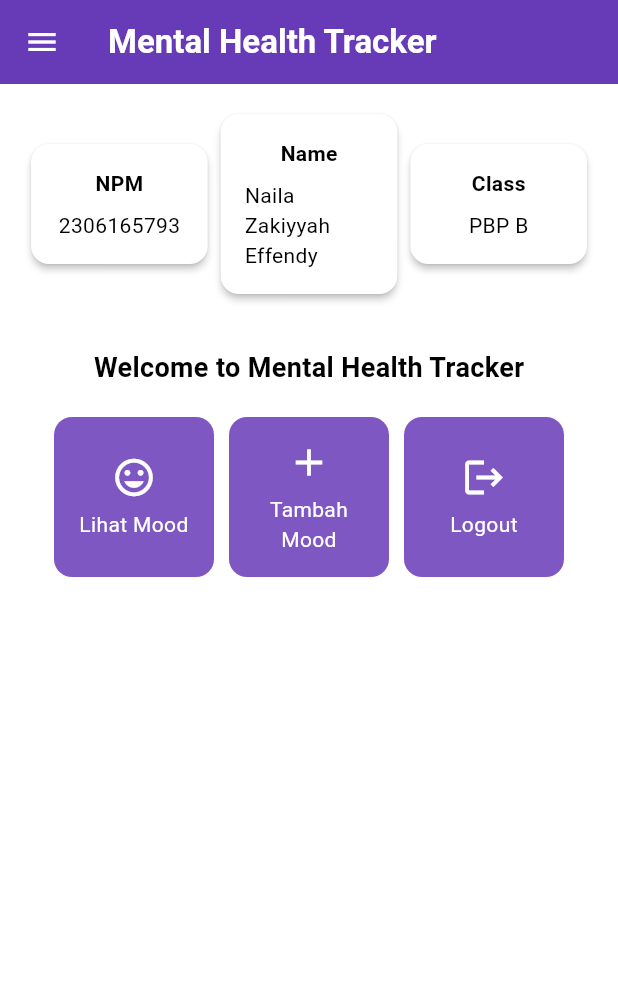
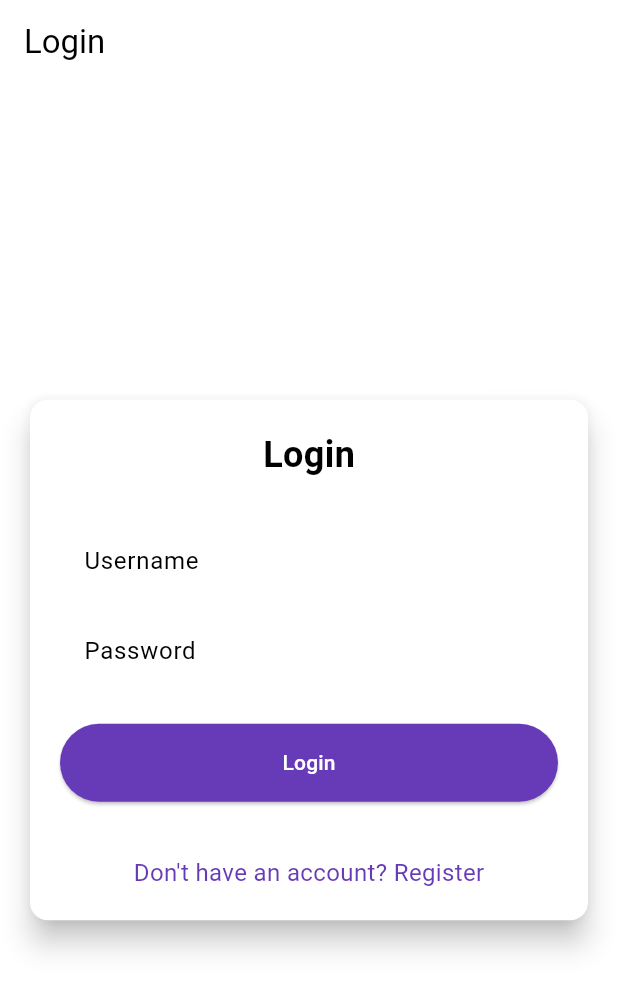
Before and after one commit to kiyyawww/mental-health-tracker-mobile, a Flutter app: the screen it shows after launch, on a phone screen of 412 x 824 dp. Shown: the top 991 px of the screen. Run offline on Flutter 3.47's test engine with Material 3 defaults, Android fonts, the phone set to English and light mode, and no system bars; missing offline and left inert: pbp_django_auth.

Commit message:
menyelesaikan tutorial 8

```diff
--- /dev/null
+++ b/lib/login.dart
@@ -0,0 +1,178 @@
+import 'package:mental_health_tracker/screens/menu.dart';
+import 'package:flutter/material.dart';
+import 'package:pbp_django_auth/pbp_django_auth.dart';
+import 'package:provider/provider.dart';
+import 'package:mental_health_tracker/screens/register.dart';
+
+void main() {
+  runApp(const LoginApp());
+}
+
+class LoginApp extends StatelessWidget {
+  const LoginApp({super.key});
+
+  @override
+  Widget build(BuildContext context) {
+    return MaterialApp(
+      title: 'Login',
+      theme: ThemeData(
+        useMaterial3: true,
+        colorScheme: ColorScheme.fromSwatch(
+          primarySwatch: Colors.deepPurple,
+        ).copyWith(secondary: Colors.deepPurple[400]),
+      ),
+      home: const LoginPage(),
+    );
+  }
+}
+
+class LoginPage extends StatefulWidget {
+  const LoginPage({super.key});
+
+  @override
+  State<LoginPage> createState() => _LoginPageState();
+}
+
+class _LoginPageState extends State<LoginPage> {
+  final TextEditingController _usernameController = TextEditingController();
+  final TextEditingController _passwordController = TextEditingController();
+
+  @override
+  Widget build(BuildContext context) {
+    final request = context.watch<CookieRequest>();
+
+    return Scaffold(
+      appBar: AppBar(
+        title: const Text('Login'),
+      ),
+      body: Center(
+        child: SingleChildScrollView(
+          padding: const EdgeInsets.all(16.0),
+          child: Card(
+            elevation: 8,
+            shape: RoundedRectangleBorder(
+              borderRadius: BorderRadius.circular(12.0),
+            ),
+            child: Padding(
+              padding: const EdgeInsets.all(20.0),
+              child: Column(
+                mainAxisSize: MainAxisSize.min,
+                children: [
+                  const Text(
+                    'Login',
+                    style: TextStyle(
+                      fontSize: 24.0,
+                      fontWeight: FontWeight.bold,
+                    ),
+                  ),
+                  const SizedBox(height: 30.0),
+                  TextField(
+                    controller: _usernameController,
+                    decoration: const InputDecoration(
+                      labelText: 'Username',
+                      hintText: 'Enter your username',
+                      border: OutlineInputBorder(
+                        borderRadius: BorderRadius.all(Radius.circular(12.0)),
+                      ),
+                      contentPadding:
+                          EdgeInsets.symmetric(horizontal: 12.0, vertical: 8.0),
+                    ),
+                  ),
+                  const SizedBox(height: 12.0),
+                  TextField(
+                    controller: _passwordController,
+                    decoration: const InputDecoration(
+                      labelText: 'Password',
+                      hintText: 'Enter your password',
+                      border: OutlineInputBorder(
+                        borderRadius: BorderRadius.all(Radius.circular(12.0)),
+                      ),
+                      contentPadding:
+                          EdgeInsets.symmetric(horizontal: 12.0, vertical: 8.0),
+                    ),
+                    obscureText: true,
+                  ),
+                  const SizedBox(height: 24.0),
+                  ElevatedButton(
+                    onPressed: () async {
+                      String username = _usernameController.text;
+                      String password = _passwordController.text;
+
+                      // Cek kredensial
+                      final response = await request
+                          .login("http://127.0.0.1:8000/auth/login/", {
+                        'username': username,
+                        'password': password,
+                      });
+
+                      if (request.loggedIn) {
+                        String message = response['message'];
+                        String uname = response['username'];
+                        if (context.mounted) {
+                          Navigator.pushReplacement(
+                            context,
+                            MaterialPageRoute(
+                                builder: (context) => MyHomePage()),
+                          );
+                          ScaffoldMessenger.of(context)
+                            ..hideCurrentSnackBar()
+                            ..showSnackBar(
+                              SnackBar(
+                                  content:
+                                      Text("$message Selamat datang, $uname.")),
+                            );
+                        }
+                      } else {
+                        if (context.mounted) {
+                          showDialog(
+                            context: context,
+                            builder: (context) => AlertDialog(
+                              title: const Text('Login Gagal'),
+                              content: Text(response['message']),
+                              actions: [
+                                TextButton(
+                                  child: const Text('OK'),
+                                  onPressed: () {
+                                    Navigator.pop(context);
+                                  },
+                                ),
+                              ],
+                            ),
+                          );
+                        }
+                      }
+                    },
+                    style: ElevatedButton.styleFrom(
+                      foregroundColor: Colors.white,
+                      minimumSize: Size(double.infinity, 50),
+                      backgroundColor: Theme.of(context).colorScheme.primary,
+                      padding: const EdgeInsets.symmetric(vertical: 16.0),
+                    ),
+                    child: const Text('Login'),
+                  ),
+                  const SizedBox(height: 36.0),
+                  GestureDetector(
+                    onTap: () {
+                      Navigator.push(
+                        context,
+                        MaterialPageRoute(
+                            builder: (context) => const RegisterPage()),
+                      );
+                    },
+                    child: Text(
+                      'Don\'t have an account? Register',
+                      style: TextStyle(
+                        color: Theme.of(context).colorScheme.primary,
+                        fontSize: 16.0,
+                      ),
+                    ),
+                  ),
+                ],
+              ),
+            ),
+          ),
+        ),
+      ),
+    );
+  }
+}
--- a/lib/main.dart
+++ b/lib/main.dart
@@ -1,5 +1,8 @@
 import 'package:flutter/material.dart';
+import 'package:mental_health_tracker/login.dart';
 import 'package:mental_health_tracker/screens/menu.dart';
+import 'package:pbp_django_auth/pbp_django_auth.dart';
+import 'package:provider/provider.dart';
 
 void main() {
   runApp(const MyApp());
@@ -8,33 +11,23 @@ void main() {
 class MyApp extends StatelessWidget {
   const MyApp({super.key});
 
-  // This widget is the root of your application.
   @override
   Widget build(BuildContext context) {
-    return MaterialApp(
-      title: 'Flutter Demo',
-      theme: ThemeData(
-        // This is the theme of your application.
-        //
-        // TRY THIS: Try running your application with "flutter run". You'll see
-        // the application has a purple toolbar. Then, without quitting the app,
-        // try changing the seedColor in the colorScheme below to Colors.green
-        // and then invoke "hot reload" (save your changes or press the "hot
-        // reload" button in a Flutter-supported IDE, or press "r" if you used
-        // the command line to start the app).
-        //
-        // Notice that the counter didn't reset back to zero; the application
-        // state is not lost during the reload. To reset the state, use hot
-        // restart instead.
-        //
-        // This works for code too, not just values: Most code changes can be
-        // tested with just a hot reload.
-        colorScheme: ColorScheme.fromSwatch(
-          primarySwatch: Colors.deepPurple,
-        ).copyWith(secondary: Colors.deepPurple[400]),
-        useMaterial3: true,
+    return Provider(
+      create: (_) {
+        CookieRequest request = CookieRequest();
+        return request;
+      },
+      child: MaterialApp(
+        title: 'Mental Health Tracker',
+        theme: ThemeData(
+          useMaterial3: true,
+          colorScheme: ColorScheme.fromSwatch(
+            primarySwatch: Colors.deepPurple,
+          ).copyWith(secondary: Colors.deepPurple[400]),
+        ),
+        home: const LoginPage(),
       ),
-      home: MyHomePage(),
     );
   }
 }
--- a/pubspec.yaml
+++ b/pubspec.yaml
@@ -35,6 +35,9 @@ dependencies:
   # The following adds the Cupertino Icons font to your application.
   # Use with the CupertinoIcons class for iOS style icons.
   cupertino_icons: ^1.0.8
+  provider: ^6.1.2
+  pbp_django_auth: ^0.4.0
+  http: ^1.2.2
 
 dev_dependencies:
   flutter_test:
```
Also changed, not shown: lib/models/mood_entry.dart (added, +65 -0 lines), lib/screens/list_moodentry.dart (added, +89 -0 lines), lib/screens/moodentry_form.dart (+33 -29 lines), lib/screens/register.dart (added, +164 -0 lines), lib/widgets/left_drawer.dart (+13 -0 lines), lib/widgets/mood_card.dart (+36 -1 lines), pubspec.lock, 2 other files.
